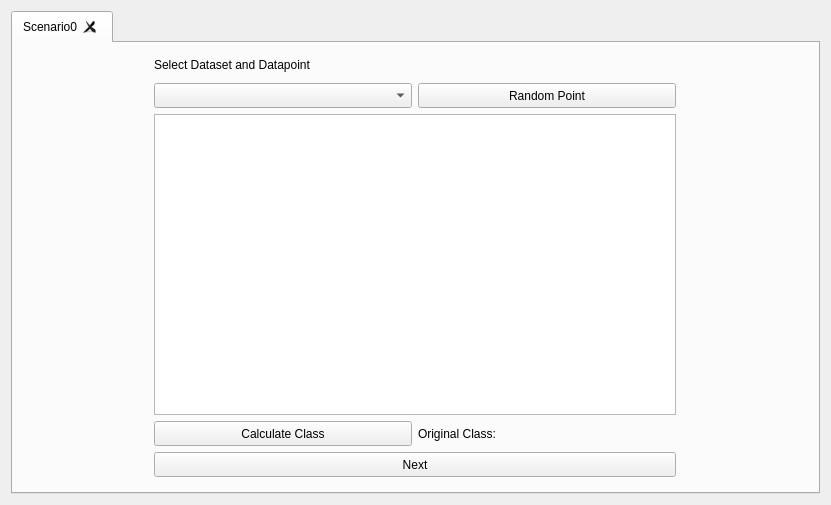
Qt form ui/CounterfactualInterface/CounterfactualIterable/CounterfactualInterfaceIterable.ui (vidalt/OCEAN) before a commit.
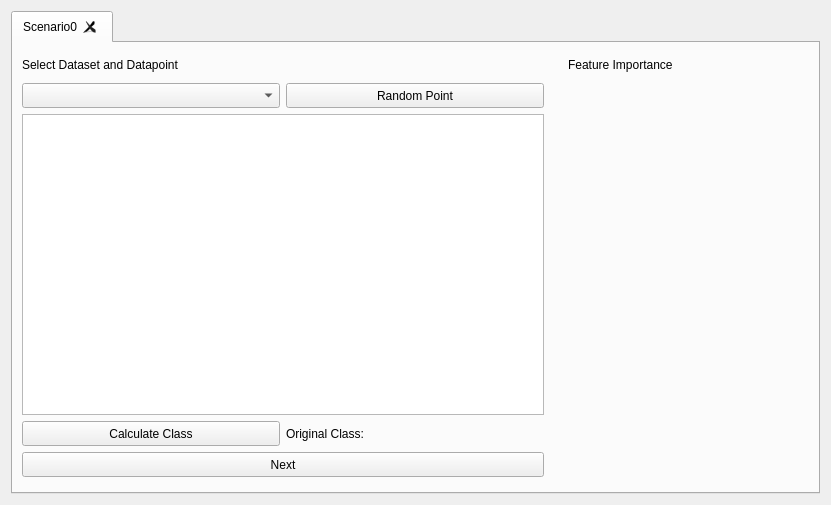
The same form after that commit. Custom widgets are drawn as their Qt base class.

Commit message: features importance

The edit to the form file:
```diff
--- a/ui/CounterfactualInterface/CounterfactualIterable/CounterfactualInterfaceIterable.ui
+++ b/ui/CounterfactualInterface/CounterfactualIterable/CounterfactualInterfaceIterable.ui
@@ -216,12 +216,54 @@
          </layout>
         </widget>
        </item>
+       <item>
+        <widget class="QWidget" name="widgetFeatureImportance" native="true">
+         <property name="styleSheet">
+          <string notr="true">QWidget [objectName*=&quot;widgetFeatureImportance&quot;]{
+	background-color: rgb(255, 255, 255);
+
+}</string>
+         </property>
+         <layout class="QVBoxLayout" name="verticalLayout">
+          <item>
+           <widget class="QLabel" name="labelFeatureImportance">
+            <property name="minimumSize">
+             <size>
+              <width>0</width>
+              <height>25</height>
+             </size>
+            </property>
+            <property name="maximumSize">
+             <size>
+              <width>16777215</width>
+              <height>25</height>
+             </size>
+            </property>
+            <property name="text">
+             <string>Feature Importance</string>
+            </property>
+           </widget>
+          </item>
+          <item>
+           <widget class="DashView" name="widgetContainerCanvas" native="true"/>
+          </item>
+         </layout>
+        </widget>
+       </item>
       </layout>
      </widget>
     </widget>
    </item>
   </layout>
  </widget>
+ <customwidgets>
+  <customwidget>
+   <class>DashView</class>
+   <extends>QWidget</extends>
+   <header>Dash/DashView.h</header>
+   <container>1</container>
+  </customwidget>
+ </customwidgets>
  <resources/>
  <connections/>
 </ui>
```
The commit also changes 9 other files.
